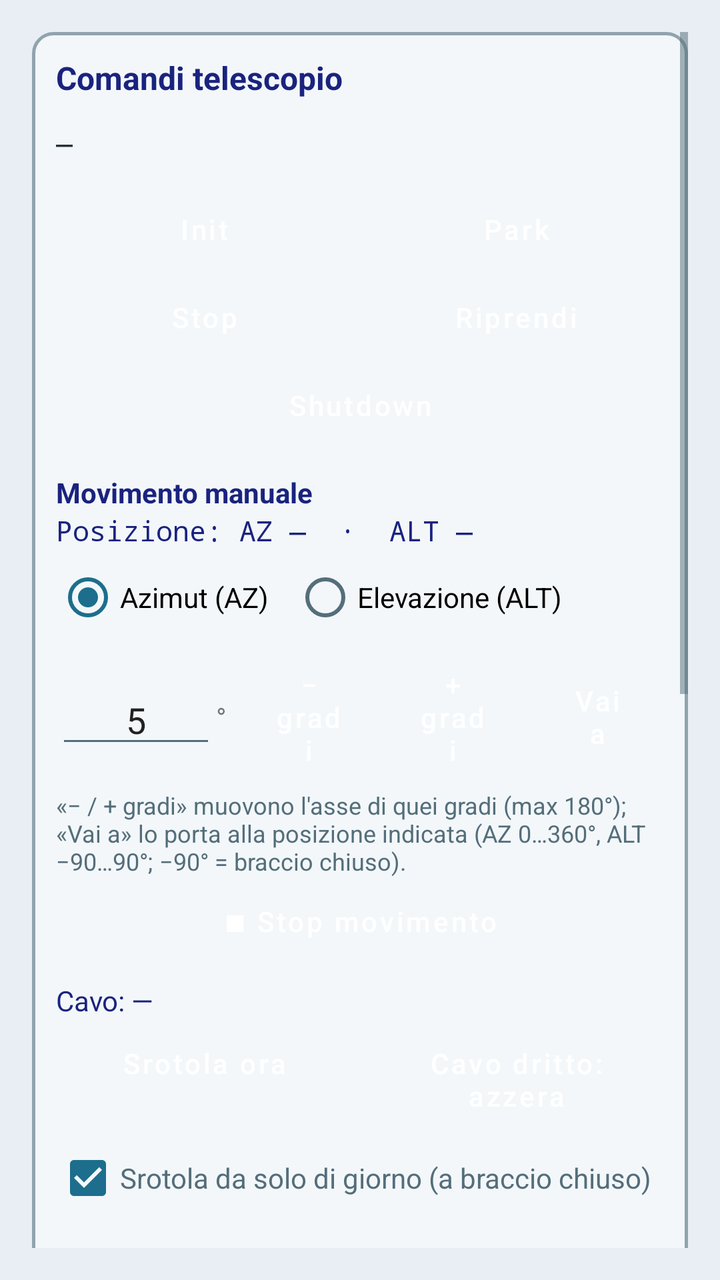
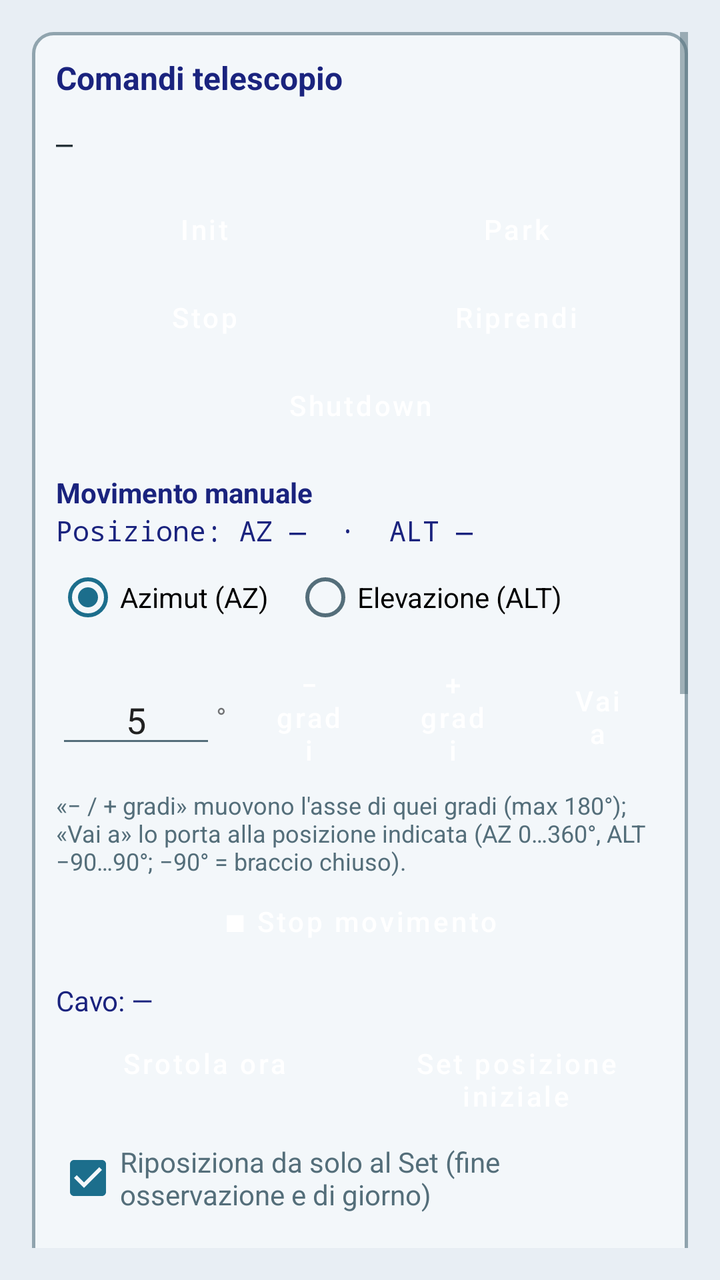

The first picture is an Android layout as it rendered before a commit; the second is the same layout after the commit. The layout source and the unified diff follow.
<!-- AndroidManifest.xml: application theme Theme.VesperaControl -->
<!-- res/layout/fragment_telescopio.xml -->
<?xml version="1.0" encoding="utf-8"?>
<ScrollView xmlns:android="http://schemas.android.com/apk/res/android"
    android:id="@+id/scrollTelescopio"
    android:layout_width="match_parent"
    android:layout_height="match_parent"
    android:background="@color/vespera_bg"
    android:padding="16dp">

    <LinearLayout
        android:layout_width="match_parent"
        android:layout_height="wrap_content"
        android:orientation="vertical"
        android:background="@drawable/bg_section_panel"
        android:padding="12dp">

        <TextView
            android:layout_width="match_parent"
            android:layout_height="wrap_content"
            android:text="@string/card_telescope"
            android:textColor="@color/vespera_title"
            android:textSize="16sp"
            android:textStyle="bold" />

        <TextView
            android:id="@+id/textTelStatus"
            android:layout_width="match_parent"
            android:layout_height="wrap_content"
            android:layout_marginTop="12dp"
            android:fontFamily="monospace"
            android:text="—"
            android:textColor="@color/vespera_text_secondary" />

        <LinearLayout
            android:layout_width="match_parent"
            android:layout_height="wrap_content"
            android:layout_marginTop="12dp"
            android:orientation="horizontal">

            <Button
                android:id="@+id/btnUnpark"
                style="@style/Widget.Vespera.Button.Primary"
                android:layout_width="0dp"
                android:layout_height="wrap_content"
                android:layout_weight="1"
                android:text="@string/btn_unpark" />

            <Button
                android:id="@+id/btnPark"
                style="@style/Widget.Vespera.Button.Primary"
                android:layout_width="0dp"
                android:layout_height="wrap_content"
                android:layout_marginStart="8dp"
                android:layout_weight="1"
                android:text="@string/btn_park" />
        </LinearLayout>

        <LinearLayout
            android:layout_width="match_parent"
            android:layout_height="wrap_content"
            android:orientation="horizontal">

            <Button
                android:id="@+id/btnAbort"
                style="@style/Widget.Vespera.Button.Danger"
                android:layout_width="0dp"
                android:layout_height="wrap_content"
                android:layout_weight="1"
                android:text="@string/btn_abort" />

            <Button
                android:id="@+id/btnGoto"
                style="@style/Widget.Vespera.Button.Primary"
                android:layout_width="0dp"
                android:layout_height="wrap_content"
                android:layout_marginStart="8dp"
                android:layout_weight="1"
                android:text="@string/btn_goto" />
        </LinearLayout>

        <Button
            android:id="@+id/btnShutdown"
            style="@style/Widget.Vespera.Button.Warn"
            android:layout_width="match_parent"
            android:layout_height="wrap_content"
            android:text="@string/btn_shutdown" />

        <TextView
            android:layout_width="match_parent"
            android:layout_height="wrap_content"
            android:layout_marginTop="12dp"
            android:text="Movimento manuale"
            android:textColor="@color/vespera_title"
            android:textStyle="bold" />

        <TextView
            android:id="@+id/textMotorPos"
            android:layout_width="match_parent"
            android:layout_height="wrap_content"
            android:fontFamily="monospace"
            android:text="Posizione: AZ —  ·  ALT —"
            android:textColor="@color/vespera_title" />

        <RadioGroup
            android:id="@+id/groupMotorAxis"
            android:layout_width="match_parent"
            android:layout_height="wrap_content"
            android:orientation="horizontal">

            <RadioButton
                android:id="@+id/radioAxisAz"
                android:layout_width="wrap_content"
                android:layout_height="wrap_content"
                android:checked="true"
                android:text="Azimut (AZ)" />

            <RadioButton
                android:id="@+id/radioAxisAlt"
                android:layout_width="wrap_content"
                android:layout_height="wrap_content"
                android:layout_marginStart="12dp"
                android:text="Elevazione (ALT)" />
        </RadioGroup>

        <LinearLayout
            android:layout_width="match_parent"
            android:layout_height="wrap_content"
            android:gravity="center_vertical"
            android:orientation="horizontal">

            <EditText
                android:id="@+id/editAzStep"
                android:layout_width="80dp"
                android:layout_height="wrap_content"
                android:gravity="center"
                android:hint="°"
                android:importantForAutofill="no"
                android:inputType="numberDecimal|numberSigned"
                android:text="5" />

            <TextView
                android:layout_width="wrap_content"
                android:layout_height="wrap_content"
                android:layout_marginEnd="8dp"
                android:text="°" />

            <Button
                android:id="@+id/btnAzMinus"
                style="@style/Widget.Vespera.Button.Primary"
                android:layout_width="0dp"
                android:layout_height="wrap_content"
                android:layout_weight="1"
                android:text="− gradi" />

            <Button
                android:id="@+id/btnAzPlus"
                style="@style/Widget.Vespera.Button.Primary"
                android:layout_width="0dp"
                android:layout_height="wrap_content"
                android:layout_marginStart="6dp"
                android:layout_weight="1"
                android:text="+ gradi" />

            <Button
                android:id="@+id/btnMotorGoto"
                style="@style/Widget.Vespera.Button.Primary"
                android:layout_width="0dp"
                android:layout_height="wrap_content"
                android:layout_marginStart="6dp"
                android:layout_weight="1"
                android:text="Vai a" />
        </LinearLayout>

        <TextView
            android:layout_width="match_parent"
            android:layout_height="wrap_content"
            android:text="«− / + gradi» muovono l'asse di quei gradi (max 180°); «Vai a» lo porta alla posizione indicata (AZ 0…360°, ALT −90…90°; −90° = braccio chiuso)."
            android:textColor="@color/vespera_muted"
            android:textSize="12sp" />

        <Button
            android:id="@+id/btnAzStop"
            style="@style/Widget.Vespera.Button.Danger"
            android:layout_width="match_parent"
            android:layout_height="wrap_content"
            android:text="■ Stop movimento" />

        <TextView
            android:id="@+id/textCable"
            android:layout_width="match_parent"
            android:layout_height="wrap_content"
            android:layout_marginTop="8dp"
            android:text="Cavo: —"
            android:textColor="@color/vespera_title" />

        <LinearLayout
            android:layout_width="match_parent"
            android:layout_height="wrap_content"
            android:orientation="horizontal">

            <Button
                android:id="@+id/btnCableUnwind"
                style="@style/Widget.Vespera.Button.Primary"
                android:layout_width="0dp"
                android:layout_height="wrap_content"
                android:layout_weight="1"
                android:text="Srotola ora" />

            <Button
                android:id="@+id/btnCableZero"
                style="@style/Widget.Vespera.Button.Primary"
                android:layout_width="0dp"
                android:layout_height="wrap_content"
                android:layout_marginStart="8dp"
                android:layout_weight="1"
                android:text="Cavo dritto: azzera" />
        </LinearLayout>

        <CheckBox
            android:id="@+id/checkCableAuto"
            android:layout_width="match_parent"
            android:layout_height="wrap_content"
            android:checked="true"
            android:text="Srotola da solo di giorno (a braccio chiuso)"
            android:textColor="@color/vespera_muted" />

        <TextView
            android:id="@+id/textTelescopioLog"
            android:layout_width="match_parent"
            android:layout_height="wrap_content"
            android:layout_marginTop="8dp"
            android:fontFamily="monospace"
            android:text="—"
            android:textColor="@color/vespera_muted" />

        <TextView
            android:layout_width="match_parent"
            android:layout_height="wrap_content"
            android:layout_marginTop="20dp"
            android:text="@string/telescope_section_details"
            android:textColor="@color/vespera_title"
            android:textStyle="bold" />

        <TextView
            android:id="@+id/textTelDetails"
            android:layout_width="match_parent"
            android:layout_height="wrap_content"
            android:layout_marginTop="8dp"
            android:fontFamily="monospace"
            android:lineSpacingExtra="2dp"
            android:text="—"
            android:textColor="@color/vespera_text_secondary" />

        <TextView
            android:layout_width="match_parent"
            android:layout_height="wrap_content"
            android:layout_marginTop="20dp"
            android:text="@string/telescope_section_observe"
            android:textColor="@color/vespera_title"
            android:textStyle="bold" />

        <TextView
            android:layout_width="match_parent"
            android:layout_height="wrap_content"
            android:layout_marginTop="4dp"
            android:text="@string/telescope_observe_hint"
            android:textColor="@color/vespera_muted"
            android:textSize="13sp" />

        <EditText
            android:id="@+id/editObserveQuery"
            android:layout_width="match_parent"
            android:layout_height="wrap_content"
            android:layout_marginTop="8dp"
            android:hint="@string/telescope_observe_query_hint"
            android:imeOptions="actionSearch"
            android:inputType="text"
            android:singleLine="true"
            android:textColor="@color/vespera_text"
            android:textColorHint="@color/vespera_muted" />

        <Button
            android:id="@+id/btnObserveSearch"
            style="@style/Widget.Vespera.Button.Primary"
            android:layout_width="match_parent"
            android:layout_height="wrap_content"
            android:text="@string/telescope_observe_search" />

        <TextView
            android:id="@+id/textObserveVisibility"
            android:layout_width="match_parent"
            android:layout_height="wrap_content"
            android:layout_marginTop="8dp"
            android:textColor="@color/vespera_text_secondary"
            android:textSize="13sp"
            android:visibility="gone" />

        <LinearLayout
            android:id="@+id/listObserveHits"
            android:layout_width="match_parent"
            android:layout_height="wrap_content"
            android:layout_marginTop="8dp"
            android:orientation="vertical"
            android:visibility="gone" />

        <ImageView
            android:id="@+id/imageObservePreview"
            android:layout_width="match_parent"
            android:layout_height="wrap_content"
            android:layout_marginTop="8dp"
            android:adjustViewBounds="true"
            android:background="@color/vespera_bg"
            android:contentDescription="@string/label_preview"
            android:maxHeight="280dp"
            android:scaleType="fitCenter"
            android:visibility="gone" />

        <TextView
            android:id="@+id/textObserveDetails"
            android:layout_width="match_parent"
            android:layout_height="wrap_content"
            android:layout_marginTop="8dp"
            android:textColor="@color/vespera_text_secondary"
            android:visibility="gone" />

        <Button
            android:id="@+id/btnFavToggle"
            style="@style/Widget.Vespera.Button.Slate"
            android:layout_width="match_parent"
            android:layout_height="wrap_content"
            android:layout_marginTop="4dp"
            android:text="@string/fav_add"
            android:visibility="gone" />

        <TextView
            android:id="@+id/textObserveSession"
            android:layout_width="match_parent"
            android:layout_height="wrap_content"
            android:layout_marginTop="4dp"
            android:textColor="@color/vespera_muted"
            android:textSize="13sp"
            android:visibility="gone" />

        <Button
            android:id="@+id/btnObserveStart"
            style="@style/Widget.Vespera.Button.Primary"
            android:layout_width="match_parent"
            android:layout_height="wrap_content"
            android:layout_marginTop="8dp"
            android:text="@string/telescope_observe_start"
            android:visibility="gone" />

        <Button
            android:id="@+id/btnObserveContinue"
            style="@style/Widget.Vespera.Button.Slate"
            android:layout_width="match_parent"
            android:layout_height="wrap_content"
            android:text="@string/telescope_observe_continue"
            android:visibility="gone" />

        <TextView
            android:id="@+id/textObserveResult"
            android:layout_width="match_parent"
            android:layout_height="wrap_content"
            android:layout_marginTop="8dp"
            android:textColor="@color/vespera_muted"
            android:visibility="gone" />

        <TextView
            android:id="@+id/textFavTitle"
            android:layout_width="match_parent"
            android:layout_height="wrap_content"
            android:layout_marginTop="20dp"
            android:text="@string/fav_section"
            android:textColor="@color/vespera_title"
            android:textStyle="bold" />

        <TextView
            android:layout_width="match_parent"
            android:layout_height="wrap_content"
            android:layout_marginTop="4dp"
            android:text="@string/fav_hint"
            android:textColor="@color/vespera_muted"
            android:textSize="13sp" />

        <LinearLayout
            android:layout_width="match_parent"
            android:layout_height="wrap_content"
            android:layout_marginTop="8dp"
            android:gravity="center_vertical"
            android:orientation="horizontal">

            <Button
                android:id="@+id/btnFavPrev"
                style="@style/Widget.Vespera.Button.Slate"
                android:layout_width="56dp"
                android:layout_height="wrap_content"
                android:text="‹"
                android:textSize="20sp" />

            <TextView
                android:id="@+id/textFavDay"
                android:layout_width="0dp"
                android:layout_height="wrap_content"
                android:layout_weight="1"
                android:gravity="center"
                android:textColor="@color/vespera_text"
                android:textStyle="bold" />

            <Button
                android:id="@+id/btnFavNext"
                style="@style/Widget.Vespera.Button.Slate"
                android:layout_width="56dp"
                android:layout_height="wrap_content"
                android:text="›"
                android:textSize="20sp" />
        </LinearLayout>

        <TextView
            android:id="@+id/textFavStatus"
            android:layout_width="match_parent"
            android:layout_height="wrap_content"
            android:layout_marginTop="4dp"
            android:textColor="@color/vespera_muted"
            android:textSize="13sp" />

        <LinearLayout
            android:id="@+id/listFavorites"
            android:layout_width="match_parent"
            android:layout_height="wrap_content"
            android:layout_marginTop="6dp"
            android:orientation="vertical" />

        <Button
            android:id="@+id/btnPlan"
            style="@style/Widget.Vespera.Button.Primary"
            android:layout_width="match_parent"
            android:layout_height="wrap_content"
            android:layout_marginTop="8dp"
            android:text="@string/plan_make" />

        <TextView
            android:id="@+id/textPlan"
            android:layout_width="match_parent"
            android:layout_height="wrap_content"
            android:layout_marginTop="6dp"
            android:textColor="@color/vespera_text_secondary"
            android:textSize="13sp"
            android:visibility="gone" />

        <LinearLayout
            android:id="@+id/listPlanPeriods"
            android:layout_width="match_parent"
            android:layout_height="wrap_content"
            android:layout_marginTop="4dp"
            android:orientation="vertical" />

        <Button
            android:id="@+id/btnPlanPropose"
            style="@style/Widget.Vespera.Button.Slate"
            android:layout_width="match_parent"
            android:layout_height="wrap_content"
            android:text="@string/plan_propose"
            android:visibility="gone" />

        <LinearLayout
            android:id="@+id/rowPlanActions"
            android:layout_width="match_parent"
            android:layout_height="wrap_content"
            android:orientation="horizontal"
            android:visibility="gone">

            <Button
                android:id="@+id/btnPlanSave"
                style="@style/Widget.Vespera.Button.Slate"
                android:layout_width="0dp"
                android:layout_height="wrap_content"
                android:layout_weight="1"
                android:text="@string/plan_save" />

            <Button
                android:id="@+id/btnPlanSend"
                style="@style/Widget.Vespera.Button.Primary"
                android:layout_width="0dp"
                android:layout_height="wrap_content"
                android:layout_marginStart="8dp"
                android:layout_weight="1"
                android:text="@string/plan_send" />
        </LinearLayout>

        <Button
            android:id="@+id/btnPlanDelete"
            style="@style/Widget.Vespera.Button.Danger"
            android:layout_width="match_parent"
            android:layout_height="wrap_content"
            android:text="@string/plan_delete"
            android:visibility="gone" />

        <TextView
            android:layout_width="match_parent"
            android:layout_height="wrap_content"
            android:layout_marginTop="12dp"
            android:text="@string/plan_helper_title"
            android:textColor="@color/vespera_title"
            android:textStyle="bold" />

        <TextView
            android:id="@+id/textPlanHelper"
            android:layout_width="match_parent"
            android:layout_height="wrap_content"
            android:layout_marginTop="4dp"
            android:textColor="@color/vespera_text"
            android:textSize="14sp" />

        <Button
            android:id="@+id/btnPlanCancel"
            style="@style/Widget.Vespera.Button.Warn"
            android:layout_width="match_parent"
            android:layout_height="wrap_content"
            android:text="@string/plan_cancel"
            android:visibility="gone" />

        <TextView
            android:id="@+id/textPlansTitle"
            android:layout_width="match_parent"
            android:layout_height="wrap_content"
            android:layout_marginTop="12dp"
            android:text="@string/plan_saved"
            android:textColor="@color/vespera_title"
            android:textStyle="bold"
            android:visibility="gone" />

        <LinearLayout
            android:id="@+id/listPlans"
            android:layout_width="match_parent"
            android:layout_height="wrap_content"
            android:layout_marginTop="4dp"
            android:orientation="vertical" />
    </LinearLayout>
</ScrollView>
<!-- resources referenced by this layout -->
<resources>
  <color name="vespera_bg">#FFE8EEF4</color>
  <color name="vespera_muted">#FF546E7A</color>
  <color name="vespera_text">#FF212121</color>
  <color name="vespera_text_secondary">#FF263238</color>
  <color name="vespera_title">#FF1A237E</color>
  <!-- drawable bg_section_panel (drawable) -->
  <?xml version="1.0" encoding="utf-8"?>
  <shape xmlns:android="http://schemas.android.com/apk/res/android"
      android:shape="rectangle">
      <solid android:color="@color/vespera_surface" />
      <corners android:radius="10dp" />
      <stroke
          android:width="1.5dp"
          android:color="@color/vespera_panel_stroke" />
  </shape>
  <string name="btn_abort">Stop</string>
  <string name="btn_goto">Riprendi</string>
  <string name="btn_park">Park</string>
  <string name="btn_shutdown">Shutdown</string>
  <string name="btn_unpark">Init</string>
  <string name="card_telescope">Comandi telescopio</string>
  <string name="fav_add">☆ Aggiungi ai preferiti</string>
  <string name="fav_hint">Ordinati per visibilità nella notte scelta (meteo + altezza). Tocca un oggetto per aprirlo.</string>
  <string name="fav_section">Preferiti</string>
  <string name="label_preview">Anteprima</string>
  <string name="plan_cancel">Annulla piano sull\'Helper</string>
  <string name="plan_delete">Elimina piano salvato</string>
  <string name="plan_helper_title">Piano caricato sull\'Helper</string>
  <string name="plan_make">Piano della notte (oggetti spuntati)</string>
  <string name="plan_propose">Proposta automatica</string>
  <string name="plan_save">Salva piano</string>
  <string name="plan_saved">Piani salvati</string>
  <string name="plan_send">Carica sull\'Helper</string>
  <string name="telescope_observe_continue">Continua multi-notte</string>
  <string name="telescope_observe_hint">Cerca in italiano o inglese, anche un nome parziale (Orione, Androm, M4). Se esce una lista, tocca la riga per foto e coordinate.</string>
  <string name="telescope_observe_query_hint">Es. M31, nebulosa di Orione, Androm</string>
  <string name="telescope_observe_search">Cerca</string>
  <string name="telescope_observe_start">Avvia</string>
  <string name="telescope_section_details">Stato dettagliato (Helper)</string>
  <string name="telescope_section_observe">Osserva</string>
  <style name="Widget.Vespera.Button.Danger" parent="Widget.Vespera.Button.Slate">
          <item name="backgroundTint">@color/vespera_rose</item>
      </style>
  <style name="Widget.Vespera.Button.Primary" parent="Widget.Vespera.Button.Slate">
          <item name="backgroundTint">@color/vespera_green</item>
      </style>
  <style name="Widget.Vespera.Button.Slate" parent="Widget.MaterialComponents.Button">
          <item name="backgroundTint">@color/vespera_slate</item>
          <item name="android:textColor">@color/white</item>
          <item name="cornerRadius">6dp</item>
          <item name="android:textAllCaps">false</item>
          <item name="android:minHeight">44dp</item>
          <item name="android:paddingTop">10dp</item>
          <item name="android:paddingBottom">10dp</item>
      </style>
  <style name="Widget.Vespera.Button.Warn" parent="Widget.Vespera.Button.Slate">
          <item name="backgroundTint">@color/vespera_terracotta</item>
      </style>
  <color name="vespera_surface">#FFF3F7FA</color>
  <color name="vespera_panel_stroke">#FF90A4AE</color>
  <color name="vespera_rose">#FFB05757</color>
  <color name="vespera_green">#FF3B7F55</color>
  <color name="vespera_slate">#FF4A6F86</color>
  <color name="white">#FFFFFFFF</color>
  <color name="vespera_terracotta">#FFC0724A</color>
  <color name="vespera_accent">#FF1C6E8C</color>
  <!-- unchanged entries left out for length: 1 -->
</resources>

<!-- the commit's change to res/layout/fragment_telescopio.xml (unified diff, before → after) -->
@@ -212,7 +212,7 @@
                 android:layout_height="wrap_content"
                 android:layout_marginStart="8dp"
                 android:layout_weight="1"
-                android:text="Cavo dritto: azzera" />
+                android:text="Set posizione iniziale" />
         </LinearLayout>
 
         <CheckBox
@@ -220,7 +220,7 @@
             android:layout_width="match_parent"
             android:layout_height="wrap_content"
             android:checked="true"
-            android:text="Srotola da solo di giorno (a braccio chiuso)"
+            android:text="Riposiziona da solo al Set (fine osservazione e di giorno)"
             android:textColor="@color/vespera_muted" />
 
         <TextView
